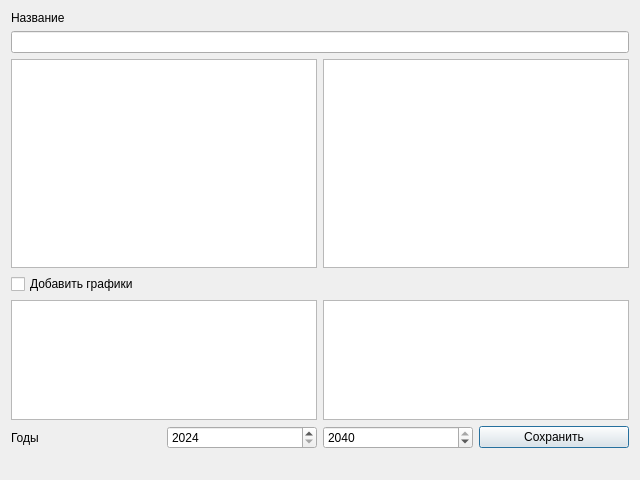
The window that savetopdfdialog.ui (egor0665/VKBR) describes before a commit, drawn with Qt 5.
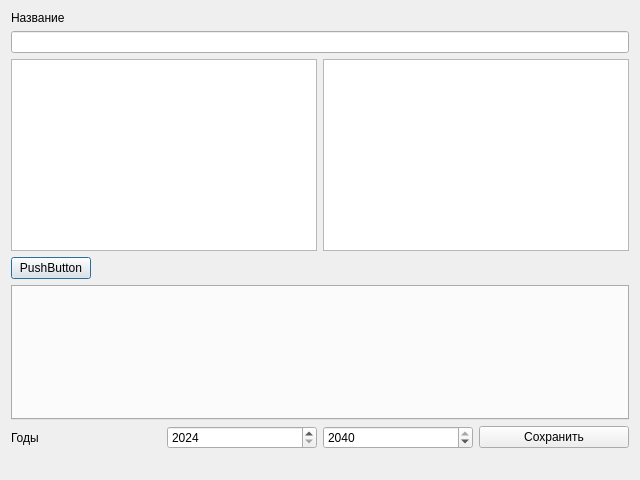
The same window after the commit.

Patch:
```diff
--- a/savetopdfdialog.ui
+++ b/savetopdfdialog.ui
@@ -28,9 +28,6 @@
      </item>
      <item>
       <layout class="QHBoxLayout" name="horizontalLayout">
-       <property name="sizeConstraint">
-        <enum>QLayout::SetDefaultConstraint</enum>
-       </property>
        <item>
         <widget class="QListWidget" name="listWidget"/>
        </item>
@@ -39,61 +36,33 @@
        </item>
       </layout>
      </item>
-     <item>
-      <widget class="QCheckBox" name="checkBox">
-       <property name="text">
-        <string>Добавить графики</string>
-       </property>
-      </widget>
-     </item>
      <item>
       <layout class="QHBoxLayout" name="horizontalLayout_3">
        <item>
-        <widget class="QListWidget" name="listWidget_2">
-         <property name="sizePolicy">
-          <sizepolicy hsizetype="Preferred" vsizetype="Minimum">
-           <horstretch>0</horstretch>
-           <verstretch>0</verstretch>
-          </sizepolicy>
-         </property>
-         <property name="minimumSize">
-          <size>
-           <width>0</width>
-           <height>0</height>
-          </size>
-         </property>
-         <property name="maximumSize">
-          <size>
-           <width>16777215</width>
-           <height>120</height>
-          </size>
+        <widget class="QPushButton" name="pushButton_2">
+         <property name="text">
+          <string>PushButton</string>
          </property>
         </widget>
        </item>
        <item>
-        <widget class="QListWidget" name="listWidget_3">
-         <property name="sizePolicy">
-          <sizepolicy hsizetype="Preferred" vsizetype="Minimum">
-           <horstretch>0</horstretch>
-           <verstretch>0</verstretch>
-          </sizepolicy>
+        <spacer name="horizontalSpacer">
+         <property name="orientation">
+          <enum>Qt::Horizontal</enum>
          </property>
-         <property name="minimumSize">
+         <property name="sizeHint" stdset="0">
           <size>
-           <width>0</width>
-           <height>0</height>
+           <width>40</width>
+           <height>20</height>
           </size>
          </property>
-         <property name="maximumSize">
-          <size>
-           <width>16777215</width>
-           <height>120</height>
-          </size>
-         </property>
-        </widget>
+        </spacer>
        </item>
       </layout>
      </item>
+     <item>
+      <widget class="QTabWidget" name="tabWidget"/>
+     </item>
      <item>
       <layout class="QHBoxLayout" name="horizontalLayout_2">
        <item>
```
